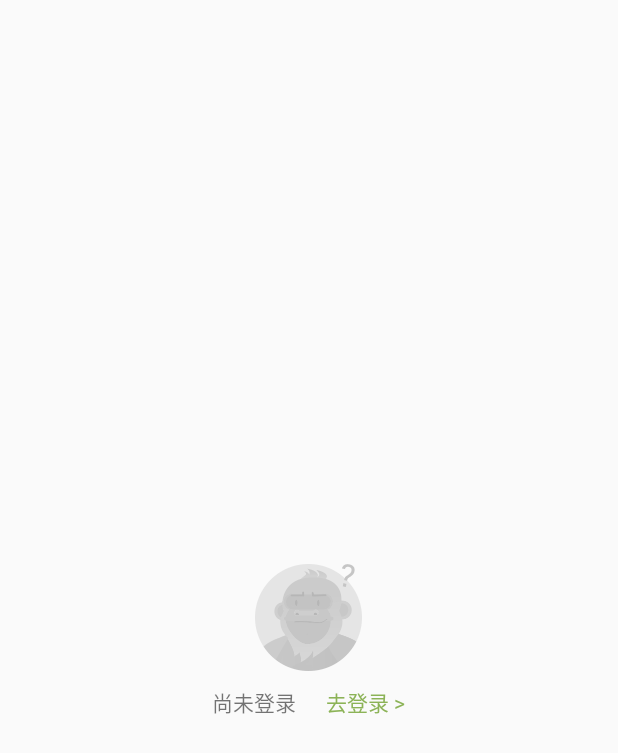
After one commit to pgg-pgg/YixiannonApp, an Android app: the layout fragment_no_login.xml on its own in the app's theme, with its tools: preview values and no code run, on a phone screen of 412 x 824 dp. The commit adds this screen. Shown: the top 753 px of the screen. Run offline under Robolectric (Android 15) with nearby library versions, the phone set to English and light mode, and no system bars.

Commit message:
20190316 底部菜单栏,顶部搜索栏的开发 20190321 "首页"界面的设计与开发 20190322 "分类"页面的实现 20190323 "我的"界面的开发 20190323 "购物车"界面开发 20190325 "商品详情"界面开发 20190326 "登录注册"界面开发 20190327 "会话,联系人列表"界面开发 20190328 "注册"逻辑的大致开发 20190329 "注册、登录、更新用户信息"逻辑开发 20190330 "注册、登录"逻辑完善

```diff
--- a/app/src/main/java/com/pgg/yixiannonapp/global/Constant.java
+++ b/app/src/main/java/com/pgg/yixiannonapp/global/Constant.java
@@ -30,5 +30,8 @@ public interface Constant {
     String USER_NICK = "user_nick";
     String USER_SIGN = "user_sign";
     String USER_STATE = "user_state";
+    String USER_MOBILE = "user_mobile";
+    String USER_REAL_NAME = "user_real_name";
+    String USER_IDENTITY_CARD = "user_identity_card";
 
 }
--- a/app/src/main/java/com/pgg/yixiannonapp/module/login_register/register/RegisterActivity.java
+++ b/app/src/main/java/com/pgg/yixiannonapp/module/login_register/register/RegisterActivity.java
@@ -227,7 +227,8 @@ public class RegisterActivity extends BaseCommonActivity {
                     case 0:
                         SPUtils.put(getContext(),Constant.USER_NAGE,user.getUser_name());
                         SPUtils.put(getContext(),Constant.USER_NICK,user.getUser_nick_name());
-                        SPUtils.put(getContext(),Constant.USER_STATE,1);
+                        SPUtils.put(getContext(),Constant.USER_STATE,"1");
+                        user.setUser_state("1");
                         EventBus.getDefault().post(user);
                         showToast("登陆成功");
                         break;
@@ -269,6 +270,7 @@ public class RegisterActivity extends BaseCommonActivity {
         intent.putExtra(ImageGridActivity.EXTRAS_IMAGES, images);
         startActivityForResult(intent, 100);
     }
+
 
 
     /**
--- a/app/src/main/java/com/pgg/yixiannonapp/net/httpData/HttpData.java
+++ b/app/src/main/java/com/pgg/yixiannonapp/net/httpData/HttpData.java
@@ -49,8 +49,7 @@ public class HttpData {
 
     public void login(Observer<Results<User>> observable, String id, String password) {
         Observable<Results<User>> dataResults = userService.login(id, password);
-        Observable listObservable = providers.getUserResults(dataResults, new DynamicKey("user"), new EvictDynamicKey(false)).map(new HttpCacheHandler<User>());
-        setSubscribe(listObservable, observable);
+        setSubscribe(dataResults, observable);
     }
 
     public void updateUserInfo(Observer<Results<User>> observable, User user) {
--- /dev/null
+++ b/app/src/main/res/layout/fragment_no_login.xml
@@ -0,0 +1,35 @@
+<?xml version="1.0" encoding="utf-8"?>
+<RelativeLayout
+    xmlns:android="http://schemas.android.com/apk/res/android"
+    android:layout_width="match_parent"
+    android:layout_height="match_parent">
+
+    <ImageView
+        android:layout_width="wrap_content"
+        android:layout_height="wrap_content"
+        android:layout_centerInParent="true"
+        android:id="@+id/iv_empty"
+        android:src="@drawable/empty_icon"/>
+    <LinearLayout
+        android:layout_width="wrap_content"
+        android:layout_below="@id/iv_empty"
+        android:layout_centerHorizontal="true"
+        android:orientation="horizontal"
+        android:layout_height="wrap_content">
+        <TextView
+            android:layout_centerHorizontal="true"
+            android:text="尚未登录"
+            android:padding="10dp"
+            android:layout_width="wrap_content"
+            android:layout_height="wrap_content" />
+
+        <TextView
+            android:layout_width="wrap_content"
+            android:layout_height="wrap_content"
+            android:padding="10dp"
+            android:id="@+id/tv_to_login"
+            android:text="去登录 >"
+            android:textColor="@color/colorAccent"/>
+
+    </LinearLayout>
+</RelativeLayout>
```
Also changed, not shown: app/src/main/java/com/pgg/yixiannonapp/domain/User.java (+3 -4 lines), app/src/main/java/com/pgg/yixiannonapp/module/login_register/login/LoginActivity.java (+12 -3 lines), app/src/main/java/com/pgg/yixiannonapp/module/message/MessageFragment.java (+51 -6 lines), app/src/main/java/com/pgg/yixiannonapp/module/my/MyFragment.java (+15 -8 lines), app/src/main/java/com/pgg/yixiannonapp/module/my/activity/EditUserInfoActivity.java (+21 -9 lines), app/src/main/java/com/pgg/yixiannonapp/widget/NoLoginFragment.java (added, +41 -0 lines), app/src/main/res/drawable-xxhdpi/empty_icon.png (added).
